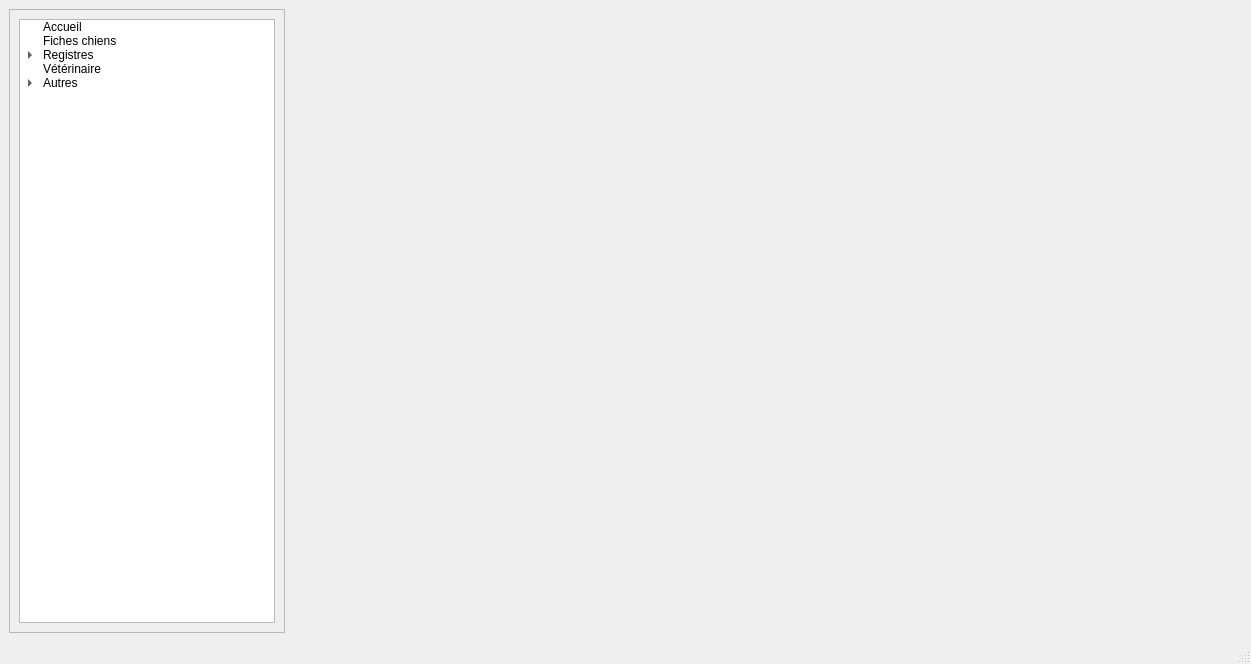
ArtAuc/mkrescue, file mainwindow.ui: the form before one commit.
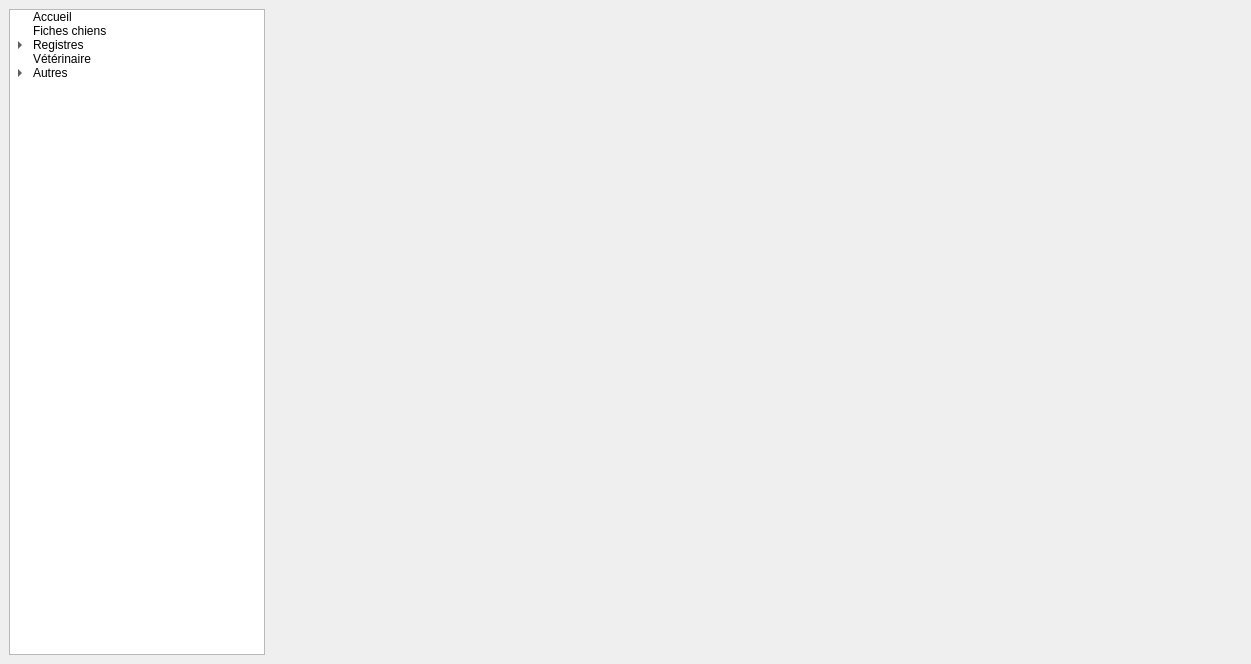
The form after the commit. The open tabs and pages were chosen to show the change. Icons and pictures are not drawn. Custom widgets are drawn as their Qt base class.

Commit message: Beautiful Tree menu

```diff
--- a/mainwindow.ui
+++ b/mainwindow.ui
@@ -14,30 +14,23 @@
    <string>MainWindow</string>
   </property>
   <widget class="QWidget" name="centralwidget">
+   <property name="styleSheet">
+    <string notr="true"/>
+   </property>
    <layout class="QHBoxLayout" name="horizontalLayout">
     <item>
-     <widget class="QFrame" name="menuFrame">
-      <property name="minimumSize">
-       <size>
-        <width>0</width>
-        <height>0</height>
-       </size>
-      </property>
-      <property name="frameShape">
-       <enum>QFrame::StyledPanel</enum>
-      </property>
-      <property name="frameShadow">
-       <enum>QFrame::Raised</enum>
-      </property>
-      <layout class="QVBoxLayout" name="verticalLayout_3">
-       <item>
-        <widget class="QTreeWidget" name="menuTree">
+     <widget class="MenuTree" name="menuTree">
          <property name="sizePolicy">
           <sizepolicy hsizetype="Minimum" vsizetype="Expanding">
            <horstretch>0</horstretch>
            <verstretch>0</verstretch>
           </sizepolicy>
          </property>
+      <property name="styleSheet">
+       <string notr="true">QTreeView::branch{
+	image:none;
+}</string>
+      </property>
          <property name="itemsExpandable">
           <bool>false</bool>
          </property>
@@ -52,7 +45,7 @@
          </property>
          <column>
           <property name="text">
-           <string notr="true">1</string>
+        <string/>
           </property>
          </column>
          <item>
@@ -112,9 +105,6 @@
          </item>
         </widget>
        </item>
-      </layout>
-     </widget>
-    </item>
     <item>
      <widget class="QStackedWidget" name="stackedWidget">
       <property name="frameShape">
@@ -288,8 +278,14 @@
     </rect>
    </property>
   </widget>
-  <widget class="QStatusBar" name="statusbar"/>
  </widget>
+ <customwidgets>
+  <customwidget>
+   <class>MenuTree</class>
+   <extends>QTreeWidget</extends>
+   <header>menutree.h</header>
+  </customwidget>
+ </customwidgets>
  <resources/>
  <connections/>
 </ui>
```
Left out of the diff: 27 changed lines with no effect on the pictures. Lines whose indentation alone changed are shown as unchanged. The commit also changes 14 other files.
